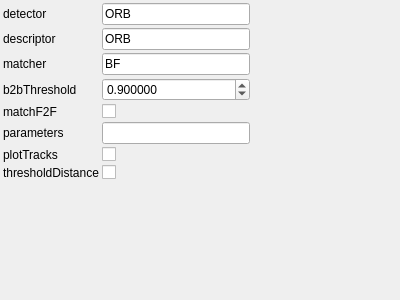
This is utils/corestructs/coreWidgets/featureDetectionParamsControlWidget.ui in NickPenkrat/corecvs as Qt 5 draws it before an edit. The edited form follows.
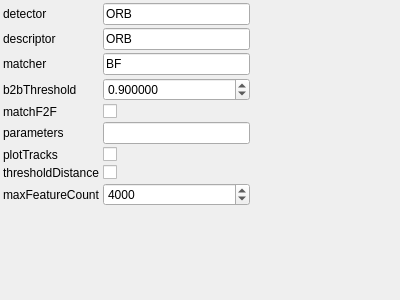
This is the edited form.

Diff of the .ui file:
```diff
--- a/utils/corestructs/coreWidgets/featureDetectionParamsControlWidget.ui
+++ b/utils/corestructs/coreWidgets/featureDetectionParamsControlWidget.ui
@@ -168,7 +168,33 @@
        </property>
      </widget>
     </item>
-   <item row="8" column="0">
+    <item row="8" column="0">
+     <widget class="QLabel" name="label_8">
+       <property name="text">
+         <string>maxFeatureCount</string>
+       </property>
+     </widget>
+    </item>
+    <item row="8" column="1">
+     <widget class="QSpinBox" name="maxFeatureCountSpinBox">
+       <property name="toolTip">
+         <string>Max acceptable feature point count</string>
+       </property>
+       <property name="minimum">
+        <number>0</number>
+       </property>
+       <property name="maximum">
+        <number>32768</number>
+       </property>
+       <property name="singleStep">
+        <number>1</number>
+       </property>
+       <property name="value">
+        <number>4000</number>
+       </property>
+     </widget>
+    </item>
+   <item row="9" column="0">
     <spacer name="verticalSpacer">
      <property name="orientation">
       <enum>Qt::Vertical</enum>
@@ -181,7 +207,7 @@
      </property>
     </spacer>
    </item>
-   <item row="8" column="2">
+   <item row="9" column="2">
     <spacer name="horizontalSpacer">
      <property name="orientation">
       <enum>Qt::Horizontal</enum>
```
Left out of the diff: 6 changed lines with no effect on the pictures.
